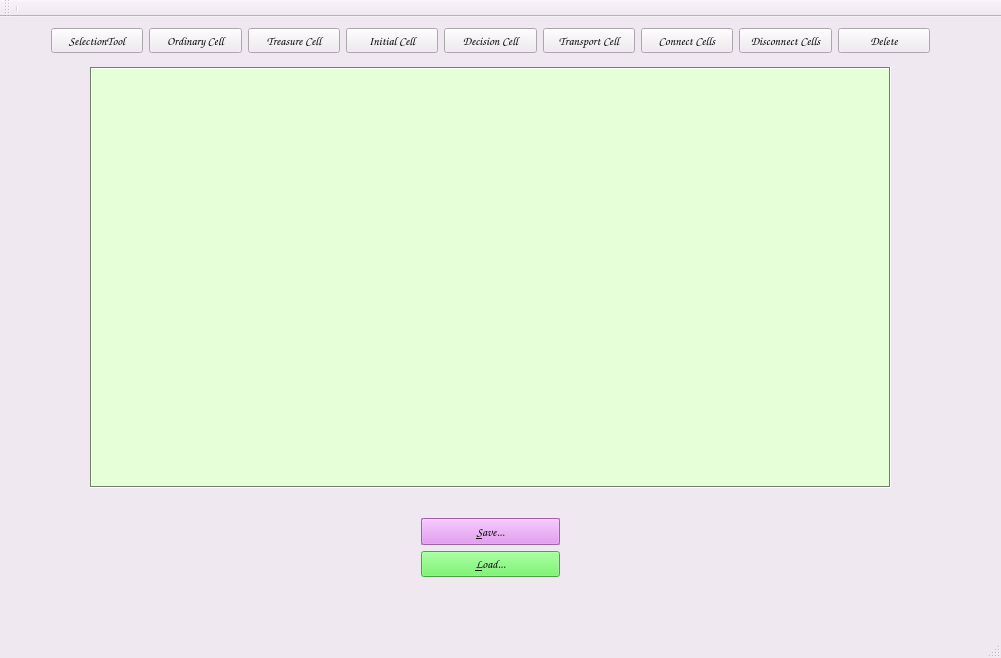
The window that WeWillDoOurBest/TryIt/mainwindow.ui (rasakereh/mapMaker) describes before a commit, drawn with Qt 5.
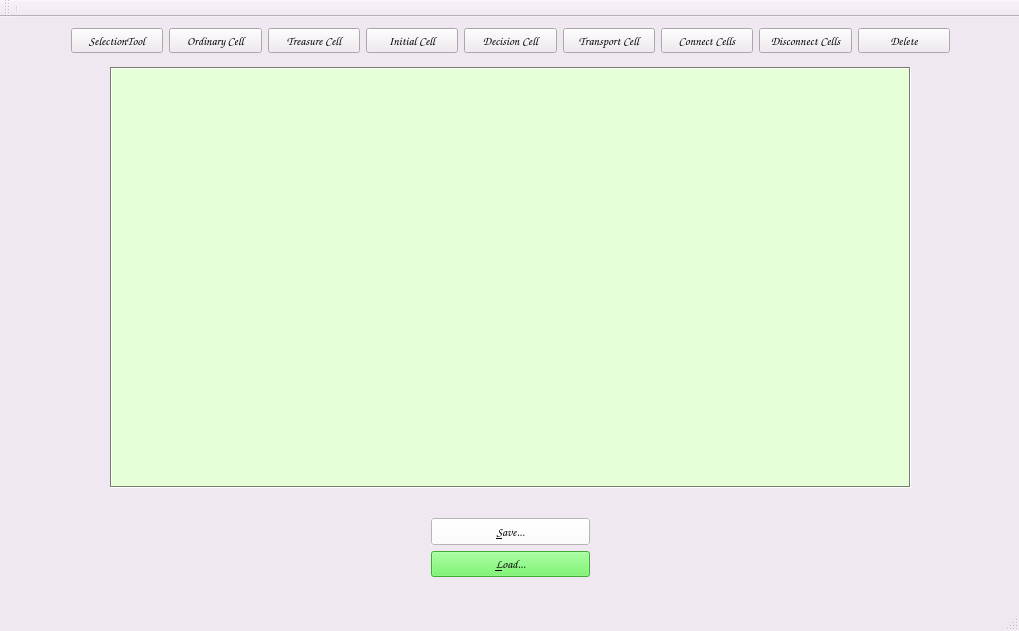
The same window after the commit. Icons and pictures are not drawn. Custom widgets are drawn as their Qt base class.

Diff of the .ui file:
```diff
--- a/WeWillDoOurBest/TryIt/mainwindow.ui
+++ b/WeWillDoOurBest/TryIt/mainwindow.ui
@@ -6,8 +6,8 @@
    <rect>
     <x>0</x>
     <y>0</y>
-    <width>1001</width>
-    <height>658</height>
+    <width>1019</width>
+    <height>631</height>
    </rect>
   </property>
   <property name="sizePolicy">
@@ -455,7 +455,7 @@
    <widget class="QWidget" name="horizontalLayoutWidget">
     <property name="geometry">
      <rect>
-      <x>40</x>
+      <x>60</x>
       <y>0</y>
       <width>901</width>
       <height>41</height>
@@ -639,7 +639,7 @@
    <widget class="MapDraft" name="mapDraft_frm">
     <property name="geometry">
      <rect>
-      <x>90</x>
+      <x>110</x>
       <y>50</y>
       <width>801</width>
       <height>421</height>
@@ -1083,9 +1083,9 @@
    <widget class="QWidget" name="verticalLayoutWidget">
     <property name="geometry">
      <rect>
-      <x>410</x>
+      <x>420</x>
       <y>490</y>
-      <width>161</width>
+      <width>181</width>
       <height>81</height>
      </rect>
     </property>
@@ -1113,9 +1113,9 @@
           <colorrole role="Button">
            <brush brushstyle="SolidPattern">
             <color alpha="255">
-             <red>225</red>
-             <green>135</green>
-             <blue>240</blue>
+             <red>255</red>
+             <green>255</green>
+             <blue>255</blue>
             </color>
            </brush>
           </colorrole>
@@ -1123,7 +1123,16 @@
            <brush brushstyle="SolidPattern">
             <color alpha="255">
              <red>255</red>
-             <green>249</green>
+             <green>255</green>
+             <blue>255</blue>
+            </color>
+           </brush>
+          </colorrole>
+          <colorrole role="Midlight">
+           <brush brushstyle="SolidPattern">
+            <color alpha="255">
+             <red>255</red>
+             <green>255</green>
              <blue>255</blue>
             </color>
            </brush>
@@ -1131,18 +1140,18 @@
           <colorrole role="Dark">
            <brush brushstyle="SolidPattern">
             <color alpha="255">
-             <red>112</red>
-             <green>67</green>
-             <blue>120</blue>
+             <red>127</red>
+             <green>127</green>
+             <blue>127</blue>
             </color>
            </brush>
           </colorrole>
           <colorrole role="Mid">
            <brush brushstyle="SolidPattern">
             <color alpha="255">
-             <red>150</red>
-             <green>90</green>
-             <blue>160</blue>
+             <red>170</red>
+             <green>170</green>
+             <blue>170</blue>
             </color>
            </brush>
           </colorrole>
@@ -1185,9 +1194,9 @@
           <colorrole role="Window">
            <brush brushstyle="SolidPattern">
             <color alpha="255">
-             <red>225</red>
-             <green>135</green>
-             <blue>240</blue>
+             <red>255</red>
+             <green>255</green>
+             <blue>255</blue>
             </color>
            </brush>
           </colorrole>
@@ -1203,9 +1212,9 @@
           <colorrole role="AlternateBase">
            <brush brushstyle="SolidPattern">
             <color alpha="255">
-             <red>240</red>
-             <green>195</green>
-             <blue>247</blue>
+             <red>255</red>
+             <green>255</green>
+             <blue>255</blue>
             </color>
            </brush>
           </colorrole>
@@ -1241,9 +1250,9 @@
           <colorrole role="Button">
            <brush brushstyle="SolidPattern">
             <color alpha="255">
-             <red>225</red>
-             <green>135</green>
-             <blue>240</blue>
+             <red>255</red>
+             <green>255</green>
+             <blue>255</blue>
             </color>
            </brush>
           </colorrole>
@@ -1251,7 +1260,16 @@
            <brush brushstyle="SolidPattern">
             <color alpha="255">
              <red>255</red>
-             <green>249</green>
+             <green>255</green>
+             <blue>255</blue>
+            </color>
+           </brush>
+          </colorrole>
+          <colorrole role="Midlight">
+           <brush brushstyle="SolidPattern">
+            <color alpha="255">
+             <red>255</red>
+             <green>255</green>
              <blue>255</blue>
             </color>
            </brush>
@@ -1259,18 +1277,18 @@
           <colorrole role="Dark">
            <brush brushstyle="SolidPattern">
             <color alpha="255">
-             <red>112</red>
-             <green>67</green>
-             <blue>120</blue>
+             <red>127</red>
+             <green>127</green>
+             <blue>127</blue>
             </color>
            </brush>
           </colorrole>
           <colorrole role="Mid">
            <brush brushstyle="SolidPattern">
             <color alpha="255">
-             <red>150</red>
-             <green>90</green>
-             <blue>160</blue>
+             <red>170</red>
+             <green>170</green>
+             <blue>170</blue>
             </color>
            </brush>
           </colorrole>
@@ -1313,9 +1331,9 @@
           <colorrole role="Window">
            <brush brushstyle="SolidPattern">
             <color alpha="255">
-             <red>225</red>
-             <green>135</green>
-             <blue>240</blue>
+             <red>255</red>
+             <green>255</green>
+             <blue>255</blue>
             </color>
            </brush>
           </colorrole>
@@ -1331,9 +1349,9 @@
           <colorrole role="AlternateBase">
            <brush brushstyle="SolidPattern">
             <color alpha="255">
-             <red>240</red>
-             <green>195</green>
-             <blue>247</blue>
+             <red>255</red>
+             <green>255</green>
+             <blue>255</blue>
             </color>
            </brush>
           </colorrole>
@@ -1360,18 +1378,18 @@
           <colorrole role="WindowText">
            <brush brushstyle="SolidPattern">
             <color alpha="255">
-             <red>112</red>
-             <green>67</green>
-             <blue>120</blue>
+             <red>127</red>
+             <green>127</green>
+             <blue>127</blue>
             </color>
            </brush>
           </colorrole>
           <colorrole role="Button">
            <brush brushstyle="SolidPattern">
             <color alpha="255">
-             <red>225</red>
-             <green>135</green>
-             <blue>240</blue>
+             <red>255</red>
+             <green>255</green>
+             <blue>255</blue>
             </color>
            </brush>
           </colorrole>
@@ -1379,7 +1397,16 @@
            <brush brushstyle="SolidPattern">
             <color alpha="255">
              <red>255</red>
-             <green>249</green>
+             <green>255</green>
+             <blue>255</blue>
+            </color>
+           </brush>
+          </colorrole>
+          <colorrole role="Midlight">
+           <brush brushstyle="SolidPattern">
+            <color alpha="255">
+             <red>255</red>
+             <green>255</green>
              <blue>255</blue>
             </color>
            </brush>
@@ -1387,27 +1414,27 @@
           <colorrole role="Dark">
            <brush brushstyle="SolidPattern">
             <color alpha="255">
-             <red>112</red>
-             <green>67</green>
-             <blue>120</blue>
+             <red>127</red>
+             <green>127</green>
+             <blue>127</blue>
             </color>
            </brush>
           </colorrole>
           <colorrole role="Mid">
            <brush brushstyle="SolidPattern">
             <color alpha="255">
-             <red>150</red>
-             <green>90</green>
-             <blue>160</blue>
+             <red>170</red>
+             <green>170</green>
+             <blue>170</blue>
             </color>
            </brush>
           </colorrole>
           <colorrole role="Text">
            <brush brushstyle="SolidPattern">
             <color alpha="255">
-             <red>112</red>
-             <green>67</green>
-             <blue>120</blue>
+             <red>127</red>
+             <green>127</green>
+             <blue>127</blue>
             </color>
            </brush>
           </colorrole>
@@ -1423,27 +1450,27 @@
           <colorrole role="ButtonText">
            <brush brushstyle="SolidPattern">
             <color alpha="255">
-             <red>112</red>
-             <green>67</green>
-             <blue>120</blue>
+             <red>127</red>
+             <green>127</green>
+             <blue>127</blue>
             </color>
            </brush>
           </colorrole>
           <colorrole role="Base">
            <brush brushstyle="SolidPattern">
             <color alpha="255">
-             <red>225</red>
-             <green>135</green>
-             <blue>240</blue>
+             <red>255</red>
+             <green>255</green>
+             <blue>255</blue>
             </color>
            </brush>
           </colorrole>
           <colorrole role="Window">
            <brush brushstyle="SolidPattern">
             <color alpha="255">
-             <red>225</red>
-             <green>135</green>
-             <blue>240</blue>
+             <red>255</red>
+             <green>255</green>
+             <blue>255</blue>
             </color>
            </brush>
           </colorrole>
@@ -1459,9 +1486,9 @@
           <colorrole role="AlternateBase">
            <brush brushstyle="SolidPattern">
             <color alpha="255">
-             <red>225</red>
-             <green>135</green>
-             <blue>240</blue>
+             <red>255</red>
+             <green>255</green>
+             <blue>255</blue>
             </color>
            </brush>
           </colorrole>
```
Left out of the diff: 7 changed lines with no effect on the pictures.
